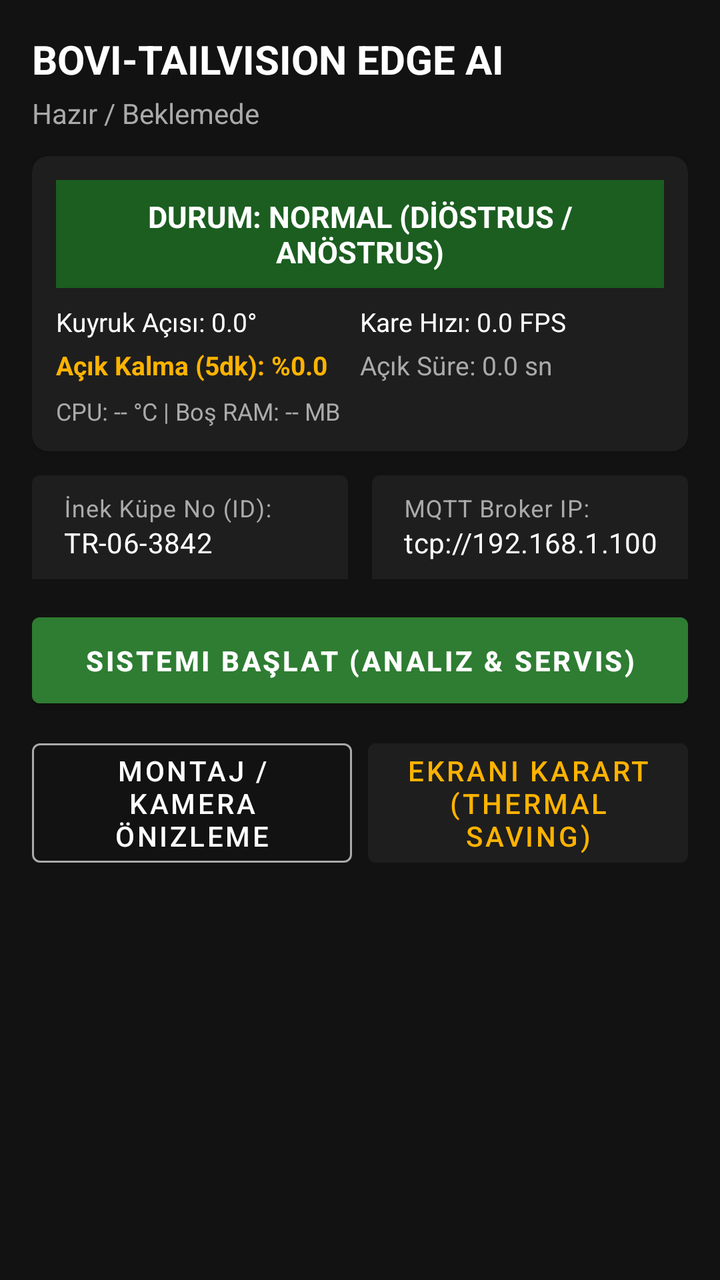
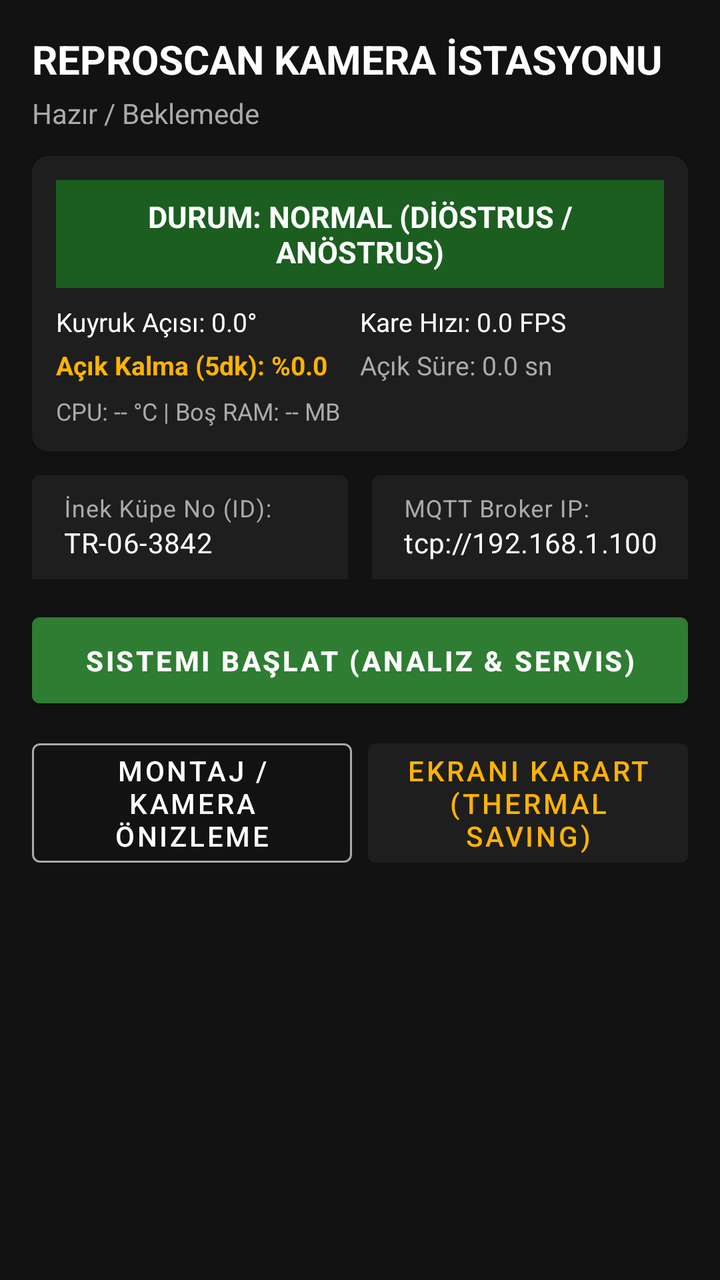

An Android layout rendered at two revisions. The XML below is the earlier revision; the diff shows what the commit changed to produce the second picture.
<!-- AndroidManifest.xml: application theme Theme.BoviTailVision -->
<!-- res/layout/activity_main.xml -->
<?xml version="1.0" encoding="utf-8"?>
<FrameLayout xmlns:android="http://schemas.android.com/apk/res/android"
    xmlns:app="http://schemas.android.com/apk/res-auto"
    xmlns:tools="http://schemas.android.com/tools"
    android:layout_width="match_parent"
    android:layout_height="match_parent"
    android:background="@color/pure_dark">

    
    <LinearLayout
        android:id="@+id/mainContentLayout"
        android:layout_width="match_parent"
        android:layout_height="match_parent"
        android:orientation="vertical"
        android:padding="16dp">

        
        <TextView
            android:layout_width="match_parent"
            android:layout_height="wrap_content"
            android:text="BOVI-TAILVISION EDGE AI"
            android:textColor="@color/white"
            android:textSize="20sp"
            android:textStyle="bold" />

        <TextView
            android:id="@+id/tvDeviceStatus"
            android:layout_width="match_parent"
            android:layout_height="wrap_content"
            android:layout_marginTop="4dp"
            android:text="@string/status_standby"
            android:textColor="@color/text_secondary"
            android:textSize="14sp" />

        
        <androidx.camera.view.PreviewView
            android:id="@+id/previewView"
            android:layout_width="match_parent"
            android:layout_height="220dp"
            android:layout_marginTop="12dp"
            android:background="@color/black"
            android:visibility="gone"
            tools:visibility="visible" />

        
        <com.google.android.material.card.MaterialCardView
            android:layout_width="match_parent"
            android:layout_height="wrap_content"
            android:layout_marginTop="12dp"
            app:cardBackgroundColor="@color/surface_dark"
            app:cardCornerRadius="8dp"
            app:cardElevation="2dp">

            <LinearLayout
                android:layout_width="match_parent"
                android:layout_height="wrap_content"
                android:orientation="vertical"
                android:padding="12dp">

                <TextView
                    android:id="@+id/tvEstrusAlertBadge"
                    android:layout_width="match_parent"
                    android:layout_height="wrap_content"
                    android:background="@color/primary_green_dark"
                    android:padding="8dp"
                    android:text="DURUM: NORMAL (DİÖSTRUS / ANÖSTRUS)"
                    android:textAlignment="center"
                    android:textColor="@color/white"
                    android:textSize="15sp"
                    android:textStyle="bold" />

                <LinearLayout
                    android:layout_width="match_parent"
                    android:layout_height="wrap_content"
                    android:layout_marginTop="8dp"
                    android:orientation="horizontal">

                    <TextView
                        android:id="@+id/tvLiveAngle"
                        android:layout_width="0dp"
                        android:layout_height="wrap_content"
                        android:layout_weight="1"
                        android:text="Kuyruk Açısı: 0.0°"
                        android:textColor="@color/white"
                        android:textSize="13sp" />

                    <TextView
                        android:id="@+id/tvLiveFps"
                        android:layout_width="0dp"
                        android:layout_height="wrap_content"
                        android:layout_weight="1"
                        android:text="Kare Hızı: 0.0 FPS"
                        android:textColor="@color/white"
                        android:textSize="13sp" />
                </LinearLayout>

                <LinearLayout
                    android:layout_width="match_parent"
                    android:layout_height="wrap_content"
                    android:layout_marginTop="4dp"
                    android:orientation="horizontal">

                    <TextView
                        android:id="@+id/tvExposureRate"
                        android:layout_width="0dp"
                        android:layout_height="wrap_content"
                        android:layout_weight="1"
                        android:text="Açık Kalma (5dk): %0.0"
                        android:textColor="@color/accent_amber"
                        android:textSize="13sp"
                        android:textStyle="bold" />

                    <TextView
                        android:id="@+id/tvExposureTime"
                        android:layout_width="0dp"
                        android:layout_height="wrap_content"
                        android:layout_weight="1"
                        android:text="Açık Süre: 0.0 sn"
                        android:textColor="@color/text_secondary"
                        android:textSize="13sp" />
                </LinearLayout>

                <TextView
                    android:id="@+id/tvDeviceHealth"
                    android:layout_width="match_parent"
                    android:layout_height="wrap_content"
                    android:layout_marginTop="6dp"
                    android:text="CPU: -- °C | Boş RAM: -- MB"
                    android:textColor="@color/text_secondary"
                    android:textSize="12sp" />

            </LinearLayout>
        </com.google.android.material.card.MaterialCardView>

        
        <LinearLayout
            android:layout_width="match_parent"
            android:layout_height="wrap_content"
            android:layout_marginTop="12dp"
            android:orientation="horizontal">

            <com.google.android.material.textfield.TextInputLayout
                android:layout_width="0dp"
                android:layout_height="wrap_content"
                android:layout_marginEnd="6dp"
                android:layout_weight="1"
                android:textColorHint="@color/text_secondary"
                app:boxBackgroundColor="@color/surface_dark"
                app:boxStrokeColor="@color/primary_green">

                <com.google.android.material.textfield.TextInputEditText
                    android:id="@+id/etCowId"
                    android:layout_width="match_parent"
                    android:layout_height="wrap_content"
                    android:hint="@string/lbl_cow_id"
                    android:inputType="textCapCharacters"
                    android:text="TR-06-3842"
                    android:textColor="@color/white"
                    android:textSize="14sp" />
            </com.google.android.material.textfield.TextInputLayout>

            <com.google.android.material.textfield.TextInputLayout
                android:layout_width="0dp"
                android:layout_height="wrap_content"
                android:layout_marginStart="6dp"
                android:layout_weight="1"
                android:textColorHint="@color/text_secondary"
                app:boxBackgroundColor="@color/surface_dark"
                app:boxStrokeColor="@color/primary_green">

                <com.google.android.material.textfield.TextInputEditText
                    android:id="@+id/etBrokerIp"
                    android:layout_width="match_parent"
                    android:layout_height="wrap_content"
                    android:hint="@string/lbl_broker_ip"
                    android:inputType="textUri"
                    android:text="tcp://192.168.1.100:1883"
                    android:textColor="@color/white"
                    android:textSize="14sp" />
            </com.google.android.material.textfield.TextInputLayout>
        </LinearLayout>

        
        <Button
            android:id="@+id/btnToggleService"
            android:layout_width="match_parent"
            android:layout_height="wrap_content"
            android:layout_marginTop="12dp"
            android:backgroundTint="@color/primary_green"
            android:padding="12dp"
            android:text="@string/btn_start"
            android:textColor="@color/white"
            android:textStyle="bold" />

        <LinearLayout
            android:layout_width="match_parent"
            android:layout_height="wrap_content"
            android:layout_marginTop="8dp"
            android:orientation="horizontal">

            <Button
                android:id="@+id/btnTogglePreview"
                style="@style/Widget.MaterialComponents.Button.OutlinedButton"
                android:layout_width="0dp"
                android:layout_height="wrap_content"
                android:layout_marginEnd="4dp"
                android:layout_weight="1"
                android:text="@string/btn_calibrate"
                android:textColor="@color/white"
                app:strokeColor="@color/text_secondary" />

            <Button
                android:id="@+id/btnToggleBlackScreen"
                android:layout_width="0dp"
                android:layout_height="wrap_content"
                android:layout_marginStart="4dp"
                android:layout_weight="1"
                android:backgroundTint="@color/surface_dark"
                android:text="@string/btn_toggle_screen"
                android:textColor="@color/accent_amber" />
        </LinearLayout>

    </LinearLayout>

    
    <View
        android:id="@+id/blackOverlayView"
        android:layout_width="match_parent"
        android:layout_height="match_parent"
        android:background="@color/black"
        android:clickable="true"
        android:focusable="true"
        android:visibility="gone" />

</FrameLayout>
<!-- resources referenced by this layout -->
<resources>
  <color name="accent_amber">#FFFFB300</color>
  <color name="black">#FF000000</color>
  <color name="primary_green">#FF2E7D32</color>
  <color name="primary_green_dark">#FF1B5E20</color>
  <color name="pure_dark">#FF121212</color>
  <color name="surface_dark">#FF1E1E1E</color>
  <color name="text_secondary">#FFAAAAAA</color>
  <color name="white">#FFFFFFFF</color>
  <string name="btn_calibrate">Montaj / Kamera Önizleme</string>
  <string name="btn_start">Sistemi Başlat (Analiz &amp; Servis)</string>
  <string name="btn_toggle_screen">Ekranı Karart (Thermal Saving)</string>
  <string name="lbl_broker_ip">MQTT Broker IP:</string>
  <string name="lbl_cow_id">İnek Küpe No (ID):</string>
  <string name="status_standby">Hazır / Beklemede</string>
  <style name="Theme.BoviTailVision" parent="Theme.MaterialComponents.DayNight.NoActionBar">
          <item name="colorPrimary">@color/primary_green</item>
          <item name="colorPrimaryVariant">@color/primary_green_dark</item>
          <item name="colorOnPrimary">@color/white</item>
          <item name="android:windowBackground">@color/pure_dark</item>
          <item name="android:statusBarColor">@color/pure_dark</item>
      </style>
</resources>

<!-- the commit's change to res/layout/activity_main.xml (unified diff, before → after) -->
@@ -18,7 +18,7 @@
         <TextView
             android:layout_width="match_parent"
             android:layout_height="wrap_content"
-            android:text="BOVI-TAILVISION EDGE AI"
+            android:text="REPROSCAN KAMERA İSTASYONU"
             android:textColor="@color/white"
             android:textSize="20sp"
             android:textStyle="bold" />
